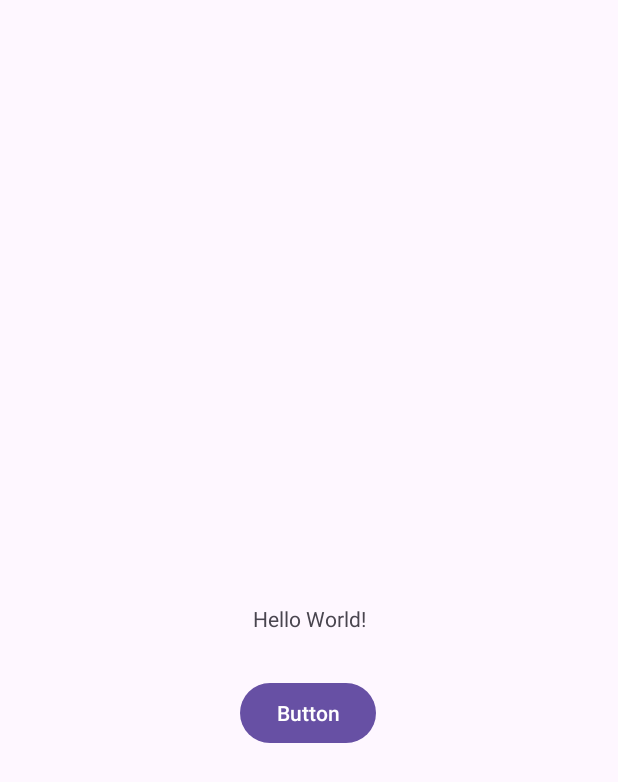
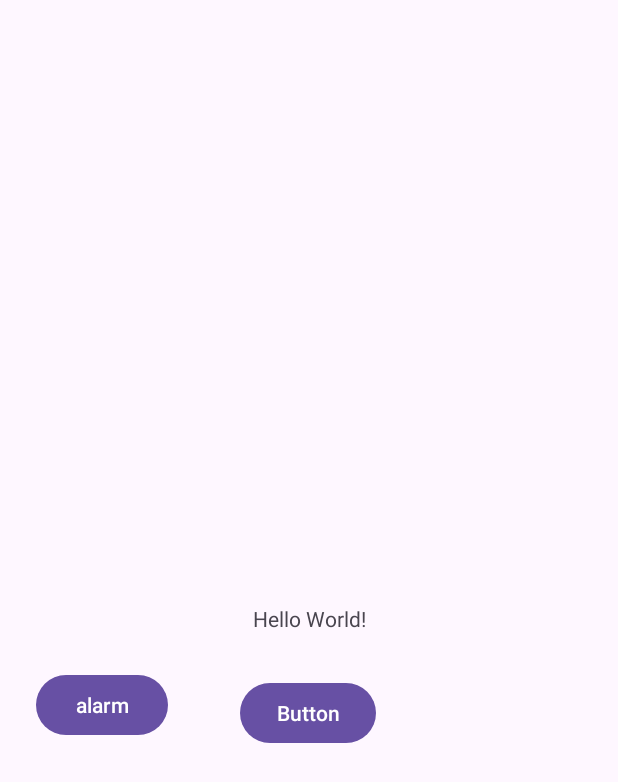
Before and after one commit to abdultanveer/paypal2, an Android app: the screen it shows after launch (MainActivity), on a phone screen of 412 x 824 dp. Shown: the top 782 px of the screen. Run offline under Robolectric (Android 15) with nearby library versions, the phone set to English and light mode, and no system bars.

Commit message:
intents alarms and permissions

```diff
--- a/app/src/main/AndroidManifest.xml
+++ b/app/src/main/AndroidManifest.xml
@@ -1,7 +1,7 @@
 <?xml version="1.0" encoding="utf-8"?>
 <manifest xmlns:android="http://schemas.android.com/apk/res/android"
     xmlns:tools="http://schemas.android.com/tools">
-
+    <uses-permission android:name="com.android.alarm.permission.SET_ALARM" />
     <application
         android:allowBackup="true"
         android:dataExtractionRules="@xml/data_extraction_rules"
--- a/app/src/main/res/layout/activity_main.xml
+++ b/app/src/main/res/layout/activity_main.xml
@@ -19,13 +19,24 @@
 
     <Button
         android:id="@+id/button"
-        android:onClick="showSnackBar"
         android:layout_width="wrap_content"
         android:layout_height="wrap_content"
         android:layout_marginStart="160dp"
         android:layout_marginTop="29dp"
+        android:onClick="showSnackBar"
         android:text="Button"
         app:layout_constraintStart_toStartOf="parent"
         app:layout_constraintTop_toBottomOf="@+id/textView" />
 
+    <Button
+        android:id="@+id/btnAlarm"
+        android:layout_width="wrap_content"
+        android:layout_height="wrap_content"
+        android:layout_marginStart="24dp"
+        android:layout_marginBottom="5dp"
+        android:onClick="setAlarm"
+        android:text="alarm"
+        app:layout_constraintBottom_toBottomOf="@+id/button"
+        app:layout_constraintStart_toStartOf="parent" />
+
 </androidx.constraintlayout.widget.ConstraintLayout>
```
Also changed, not shown: app/src/main/java/com/example/paypal/MainActivity.kt (+16 -0 lines).
